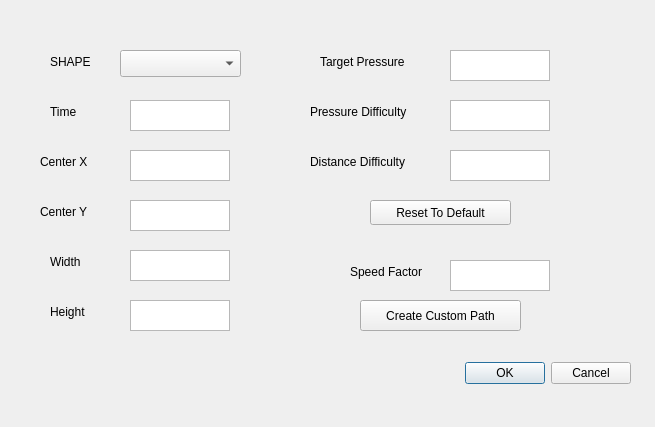
First picture: the form in design/target_path.ui, repository UNSW-Interactive/cowriter_path_following, before the edit.
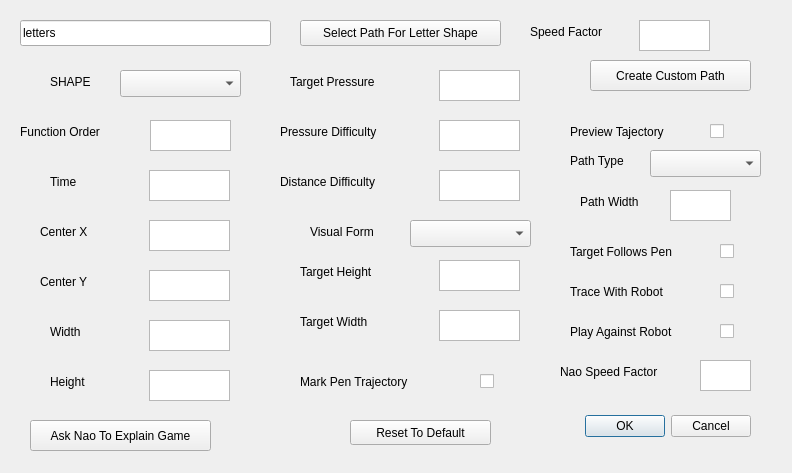
Second picture: the form after the edit.

Patch:
```diff
--- a/design/target_path.ui
+++ b/design/target_path.ui
@@ -6,8 +6,8 @@
    <rect>
     <x>0</x>
     <y>0</y>
-    <width>655</width>
-    <height>427</height>
+    <width>792</width>
+    <height>473</height>
    </rect>
   </property>
   <property name="acceptDrops">
@@ -19,8 +19,8 @@
   <widget class="QDialogButtonBox" name="buttonBox">
    <property name="geometry">
     <rect>
-     <x>440</x>
-     <y>357</y>
+     <x>560</x>
+     <y>410</y>
      <width>191</width>
      <height>32</height>
     </rect>
@@ -36,7 +36,7 @@
    <property name="geometry">
     <rect>
      <x>50</x>
-     <y>40</y>
+     <y>60</y>
      <width>61</width>
      <height>43</height>
     </rect>
@@ -48,8 +48,8 @@
   <widget class="QPushButton" name="buttonResetToDefault">
    <property name="geometry">
     <rect>
-     <x>370</x>
-     <y>200</y>
+     <x>350</x>
+     <y>420</y>
      <width>141</width>
      <height>25</height>
     </rect>
@@ -62,7 +62,7 @@
    <property name="geometry">
     <rect>
      <x>120</x>
-     <y>50</y>
+     <y>70</y>
      <width>121</width>
      <height>27</height>
     </rect>
@@ -78,8 +78,8 @@
    <property name="geometry">
     <rect>
      <x>50</x>
-     <y>90</y>
-     <width>41</width>
+     <y>160</y>
+     <width>51</width>
      <height>43</height>
     </rect>
    </property>
@@ -91,8 +91,8 @@
    <property name="geometry">
     <rect>
      <x>40</x>
-     <y>140</y>
-     <width>61</width>
+     <y>210</y>
+     <width>71</width>
      <height>43</height>
     </rect>
    </property>
@@ -104,8 +104,8 @@
    <property name="geometry">
     <rect>
      <x>40</x>
-     <y>190</y>
-     <width>61</width>
+     <y>260</y>
+     <width>71</width>
      <height>43</height>
     </rect>
    </property>
@@ -116,9 +116,9 @@
   <widget class="QTextEdit" name="e_time">
    <property name="geometry">
     <rect>
-     <x>130</x>
-     <y>100</y>
-     <width>100</width>
+     <x>149</x>
+     <y>170</y>
+     <width>81</width>
      <height>31</height>
     </rect>
    </property>
@@ -126,9 +126,9 @@
   <widget class="QTextEdit" name="e_centerX">
    <property name="geometry">
     <rect>
-     <x>130</x>
-     <y>150</y>
-     <width>100</width>
+     <x>149</x>
+     <y>220</y>
+     <width>81</width>
      <height>31</height>
     </rect>
    </property>
@@ -136,9 +136,9 @@
   <widget class="QTextEdit" name="e_centerY">
    <property name="geometry">
     <rect>
-     <x>130</x>
-     <y>200</y>
-     <width>100</width>
+     <x>149</x>
+     <y>270</y>
+     <width>81</width>
      <height>31</height>
     </rect>
    </property>
@@ -146,9 +146,9 @@
   <widget class="QTextEdit" name="e_height">
    <property name="geometry">
     <rect>
-     <x>130</x>
-     <y>300</y>
-     <width>100</width>
+     <x>149</x>
+     <y>370</y>
+     <width>81</width>
      <height>31</height>
     </rect>
    </property>
@@ -157,8 +157,8 @@
    <property name="geometry">
     <rect>
      <x>50</x>
-     <y>240</y>
-     <width>41</width>
+     <y>310</y>
+     <width>61</width>
      <height>43</height>
     </rect>
    </property>
@@ -170,8 +170,8 @@
    <property name="geometry">
     <rect>
      <x>50</x>
-     <y>290</y>
-     <width>41</width>
+     <y>360</y>
+     <width>61</width>
      <height>43</height>
     </rect>
    </property>
@@ -182,9 +182,9 @@
   <widget class="QTextEdit" name="e_width">
    <property name="geometry">
     <rect>
-     <x>130</x>
-     <y>250</y>
-     <width>100</width>
+     <x>149</x>
+     <y>320</y>
+     <width>81</width>
      <height>31</height>
     </rect>
    </property>
@@ -192,8 +192,8 @@
   <widget class="QPushButton" name="buttonCreateCustomPath">
    <property name="geometry">
     <rect>
-     <x>360</x>
-     <y>300</y>
+     <x>590</x>
+     <y>60</y>
      <width>161</width>
      <height>31</height>
     </rect>
@@ -205,9 +205,9 @@
   <widget class="QTextEdit" name="e_pressureDifficulty">
    <property name="geometry">
     <rect>
-     <x>450</x>
-     <y>100</y>
-     <width>100</width>
+     <x>439</x>
+     <y>120</y>
+     <width>81</width>
      <height>31</height>
     </rect>
    </property>
@@ -215,9 +215,9 @@
   <widget class="QLabel" name="label_pressureDifficulty">
    <property name="geometry">
     <rect>
-     <x>310</x>
-     <y>90</y>
-     <width>131</width>
+     <x>280</x>
+     <y>110</y>
+     <width>141</width>
      <height>43</height>
     </rect>
    </property>
@@ -228,9 +228,9 @@
   <widget class="QLabel" name="label_targetPressure">
    <property name="geometry">
     <rect>
-     <x>320</x>
-     <y>40</y>
-     <width>111</width>
+     <x>290</x>
+     <y>60</y>
+     <width>121</width>
      <height>43</height>
     </rect>
    </property>
@@ -241,9 +241,9 @@
   <widget class="QTextEdit" name="e_targetPressure">
    <property name="geometry">
     <rect>
-     <x>450</x>
-     <y>50</y>
-     <width>100</width>
+     <x>439</x>
+     <y>70</y>
+     <width>81</width>
      <height>31</height>
     </rect>
    </property>
@@ -251,9 +251,9 @@
   <widget class="QLabel" name="label_distanceDifficulty">
    <property name="geometry">
     <rect>
-     <x>310</x>
-     <y>140</y>
-     <width>131</width>
+     <x>280</x>
+     <y>160</y>
+     <width>141</width>
      <height>43</height>
     </rect>
    </property>
@@ -264,9 +264,9 @@
   <widget class="QTextEdit" name="e_distanceDifficulty">
    <property name="geometry">
     <rect>
-     <x>450</x>
-     <y>150</y>
-     <width>100</width>
+     <x>439</x>
+     <y>170</y>
+     <width>81</width>
      <height>31</height>
     </rect>
    </property>
@@ -274,9 +274,9 @@
   <widget class="QTextEdit" name="e_speedFactor">
    <property name="geometry">
     <rect>
-     <x>450</x>
-     <y>260</y>
-     <width>100</width>
+     <x>639</x>
+     <y>20</y>
+     <width>71</width>
      <height>31</height>
     </rect>
    </property>
@@ -284,8 +284,8 @@
   <widget class="QLabel" name="label_speedFactor">
    <property name="geometry">
     <rect>
-     <x>350</x>
-     <y>250</y>
+     <x>530</x>
+     <y>10</y>
      <width>101</width>
      <height>43</height>
     </rect>
@@ -294,6 +294,378 @@
     <string>Speed Factor</string>
    </property>
   </widget>
+  <widget class="QPushButton" name="buttonNaoExplain">
+   <property name="geometry">
+    <rect>
+     <x>30</x>
+     <y>420</y>
+     <width>181</width>
+     <height>31</height>
+    </rect>
+   </property>
+   <property name="text">
+    <string>Ask Nao To Explain Game</string>
+   </property>
+  </widget>
+  <widget class="QTextEdit" name="e_targetHeight">
+   <property name="geometry">
+    <rect>
+     <x>439</x>
+     <y>260</y>
+     <width>81</width>
+     <height>31</height>
+    </rect>
+   </property>
+  </widget>
+  <widget class="QTextEdit" name="e_targetWidth">
+   <property name="geometry">
+    <rect>
+     <x>439</x>
+     <y>310</y>
+     <width>81</width>
+     <height>31</height>
+    </rect>
+   </property>
+  </widget>
+  <widget class="QLabel" name="label_targetWidth">
+   <property name="geometry">
+    <rect>
+     <x>300</x>
+     <y>300</y>
+     <width>111</width>
+     <height>43</height>
+    </rect>
+   </property>
+   <property name="text">
+    <string>Target Width</string>
+   </property>
+  </widget>
+  <widget class="QLabel" name="label_targetHeight">
+   <property name="geometry">
+    <rect>
+     <x>300</x>
+     <y>250</y>
+     <width>111</width>
+     <height>43</height>
+    </rect>
+   </property>
+   <property name="text">
+    <string>Target Height</string>
+   </property>
+  </widget>
+  <widget class="QComboBox" name="choice_visualForm">
+   <property name="geometry">
+    <rect>
+     <x>410</x>
+     <y>220</y>
+     <width>121</width>
+     <height>27</height>
+    </rect>
+   </property>
+   <property name="styleSheet">
+    <string notr="true"/>
+   </property>
+   <property name="currentText">
+    <string/>
+   </property>
+  </widget>
+  <widget class="QLabel" name="label_visualForm">
+   <property name="geometry">
+    <rect>
+     <x>310</x>
+     <y>210</y>
+     <width>91</width>
+     <height>43</height>
+    </rect>
+   </property>
+   <property name="text">
+    <string>Visual Form</string>
+   </property>
+  </widget>
+  <widget class="QLabel" name="label_order">
+   <property name="geometry">
+    <rect>
+     <x>20</x>
+     <y>110</y>
+     <width>121</width>
+     <height>43</height>
+    </rect>
+   </property>
+   <property name="text">
+    <string>Function Order</string>
+   </property>
+  </widget>
+  <widget class="QTextEdit" name="e_order">
+   <property name="geometry">
+    <rect>
+     <x>150</x>
+     <y>120</y>
+     <width>81</width>
+     <height>31</height>
+    </rect>
+   </property>
+  </widget>
+  <widget class="QLabel" name="label_markPenTraj">
+   <property name="geometry">
+    <rect>
+     <x>300</x>
+     <y>360</y>
+     <width>161</width>
+     <height>43</height>
+    </rect>
+   </property>
+   <property name="text">
+    <string>Mark Pen Trajectory</string>
+   </property>
+  </widget>
+  <widget class="QCheckBox" name="c_markPenTraj">
+   <property name="geometry">
+    <rect>
+     <x>480</x>
+     <y>370</y>
+     <width>21</width>
+     <height>22</height>
+    </rect>
+   </property>
+   <property name="acceptDrops">
+    <bool>false</bool>
+   </property>
+   <property name="text">
+    <string/>
+   </property>
+   <property name="checked">
+    <bool>false</bool>
+   </property>
+  </widget>
+  <widget class="QCheckBox" name="c_targetFollowsPen">
+   <property name="geometry">
+    <rect>
+     <x>720</x>
+     <y>240</y>
+     <width>21</width>
+     <height>22</height>
+    </rect>
+   </property>
+   <property name="acceptDrops">
+    <bool>false</bool>
+   </property>
+   <property name="text">
+    <string/>
+   </property>
+   <property name="checked">
+    <bool>false</bool>
+   </property>
+  </widget>
+  <widget class="QLabel" name="label_targetFollowsPen">
+   <property name="geometry">
+    <rect>
+     <x>570</x>
+     <y>230</y>
+     <width>141</width>
+     <height>43</height>
+    </rect>
+   </property>
+   <property name="text">
+    <string>Target Follows Pen</string>
+   </property>
+  </widget>
+  <widget class="QCheckBox" name="c_previewTraj">
+   <property name="geometry">
+    <rect>
+     <x>710</x>
+     <y>120</y>
+     <width>21</width>
+     <height>22</height>
+    </rect>
+   </property>
+   <property name="acceptDrops">
+    <bool>false</bool>
+   </property>
+   <property name="text">
+    <string/>
+   </property>
+   <property name="checked">
+    <bool>false</bool>
+   </property>
+  </widget>
+  <widget class="QLabel" name="label_previewTraj">
+   <property name="geometry">
+    <rect>
+     <x>570</x>
+     <y>110</y>
+     <width>141</width>
+     <height>43</height>
+    </rect>
+   </property>
+   <property name="text">
+    <string>Preview Tajectory</string>
+   </property>
+  </widget>
+  <widget class="QLabel" name="label_pathWidth">
+   <property name="geometry">
+    <rect>
+     <x>580</x>
+     <y>180</y>
+     <width>91</width>
+     <height>43</height>
+    </rect>
+   </property>
+   <property name="text">
+    <string>Path Width</string>
+   </property>
+  </widget>
+  <widget class="QTextEdit" name="e_pathWidth">
+   <property name="geometry">
+    <rect>
+     <x>670</x>
+     <y>190</y>
+     <width>61</width>
+     <height>31</height>
+    </rect>
+   </property>
+  </widget>
+  <widget class="QLabel" name="label_playAgainstRobot">
+   <property name="geometry">
+    <rect>
+     <x>570</x>
+     <y>310</y>
+     <width>141</width>
+     <height>43</height>
+    </rect>
+   </property>
+   <property name="text">
+    <string>Play Against Robot</string>
+   </property>
+  </widget>
+  <widget class="QCheckBox" name="c_traceWithRobot">
+   <property name="geometry">
+    <rect>
+     <x>720</x>
+     <y>280</y>
+     <width>21</width>
+     <height>22</height>
+    </rect>
+   </property>
+   <property name="acceptDrops">
+    <bool>false</bool>
+   </property>
+   <property name="text">
+    <string/>
+   </property>
+   <property name="checked">
+    <bool>false</bool>
+   </property>
+  </widget>
+  <widget class="QCheckBox" name="c_playAgainstRobot">
+   <property name="geometry">
+    <rect>
+     <x>720</x>
+     <y>320</y>
+     <width>21</width>
+     <height>22</height>
+    </rect>
+   </property>
+   <property name="acceptDrops">
+    <bool>false</bool>
+   </property>
+   <property name="text">
+    <string/>
+   </property>
+   <property name="checked">
+    <bool>false</bool>
+   </property>
+  </widget>
+  <widget class="QLabel" name="label_traceWithRobot">
+   <property name="geometry">
+    <rect>
+     <x>570</x>
+     <y>270</y>
+     <width>131</width>
+     <height>43</height>
+    </rect>
+   </property>
+   <property name="text">
+    <string>Trace With Robot</string>
+   </property>
+  </widget>
+  <widget class="QLabel" name="label_naoSpeedFactor">
+   <property name="geometry">
+    <rect>
+     <x>560</x>
+     <y>350</y>
+     <width>131</width>
+     <height>43</height>
+    </rect>
+   </property>
+   <property name="text">
+    <string>Nao Speed Factor</string>
+   </property>
+  </widget>
+  <widget class="QTextEdit" name="e_naoSpeedFactor">
+   <property name="geometry">
+    <rect>
+     <x>700</x>
+     <y>360</y>
+     <width>51</width>
+     <height>31</height>
+    </rect>
+   </property>
+  </widget>
+  <widget class="QComboBox" name="choice_pathType">
+   <property name="geometry">
+    <rect>
+     <x>650</x>
+     <y>150</y>
+     <width>111</width>
+     <height>27</height>
+    </rect>
+   </property>
+   <property name="styleSheet">
+    <string notr="true"/>
+   </property>
+   <property name="currentText">
+    <string/>
+   </property>
+  </widget>
+  <widget class="QLabel" name="label_pathType">
+   <property name="geometry">
+    <rect>
+     <x>570</x>
+     <y>140</y>
+     <width>81</width>
+     <height>41</height>
+    </rect>
+   </property>
+   <property name="text">
+    <string>Path Type</string>
+   </property>
+  </widget>
+  <widget class="QPushButton" name="buttonPathDialog">
+   <property name="geometry">
+    <rect>
+     <x>300</x>
+     <y>20</y>
+     <width>201</width>
+     <height>26</height>
+    </rect>
+   </property>
+   <property name="text">
+    <string>Select Path For Letter Shape</string>
+   </property>
+  </widget>
+  <widget class="QLineEdit" name="pathText">
+   <property name="geometry">
+    <rect>
+     <x>20</x>
+     <y>20</y>
+     <width>251</width>
+     <height>26</height>
+    </rect>
+   </property>
+   <property name="text">
+    <string>letters</string>
+   </property>
+  </widget>
  </widget>
  <resources/>
  <connections/>
```
